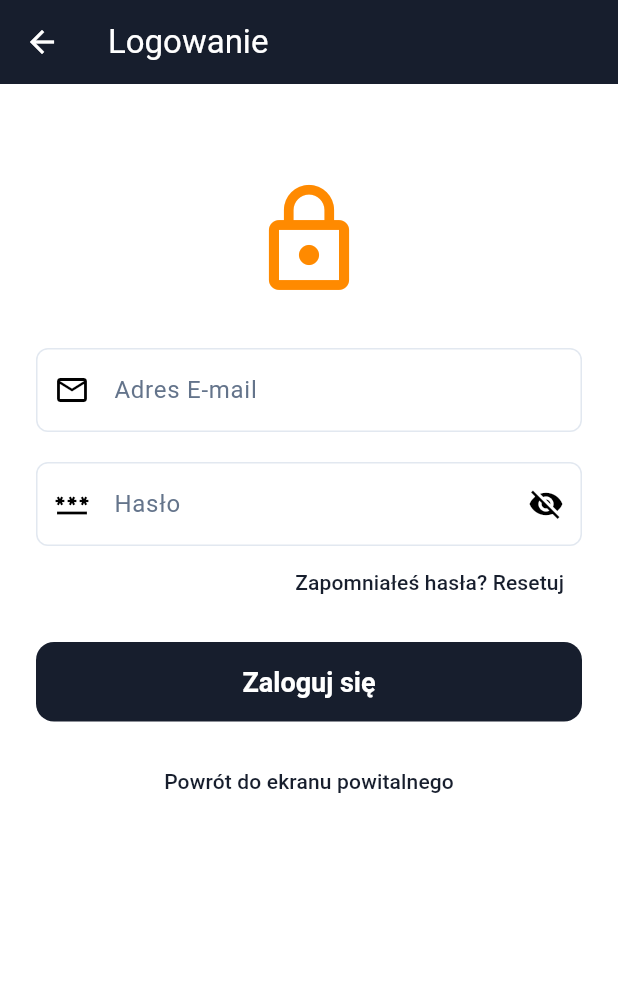
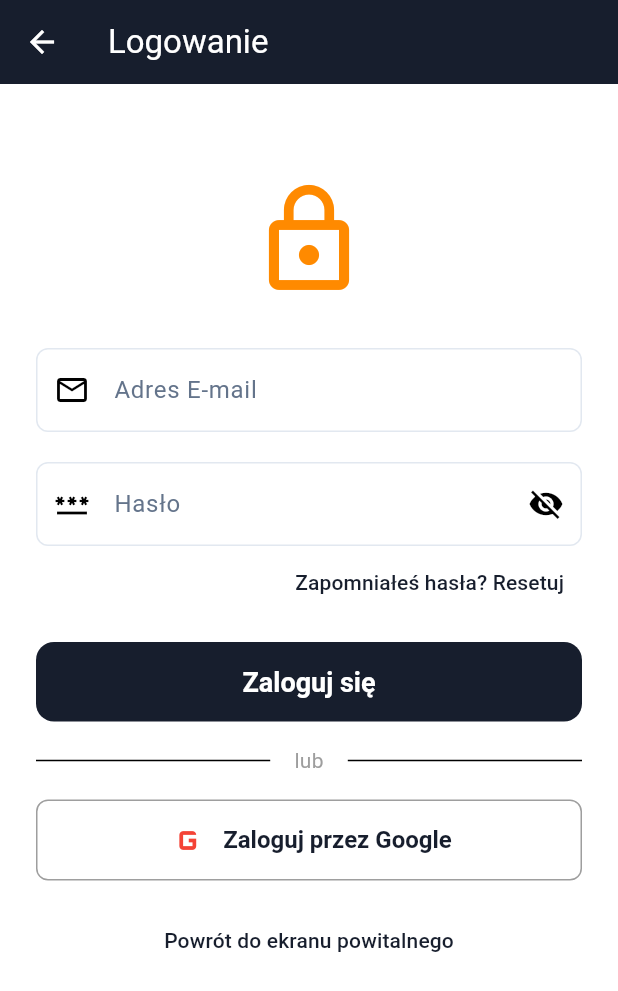
Before and after one commit to kamilpasierski/relay_app, a Flutter app: the screen it shows after launch, after a tap on "Zaloguj się", on a phone screen of 412 x 824 dp. Shown: the top 991 px of the screen. Run offline on Flutter 3.47's test engine with Material 3 defaults, Android fonts, the phone set to English and light mode, and no system bars; our stand-ins replace firebase_core, firebase_messaging, flutter_local_notifications, flutter_secure_storage, google_sign_in, shared_preferences; missing offline and left inert: mobile_scanner; accounts and stored records are empty; generated files the repository leaves out were written again; network calls fail.

Commit message:
fix(auth): update authentication flow and login UI layers

```diff
--- a/lib/features/authentication/presentation/screens/login_screen.dart
+++ b/lib/features/authentication/presentation/screens/login_screen.dart
@@ -85,6 +85,30 @@ class _LoginScreenState extends State<LoginScreen> {
     }
   }
 
+  Future<void> _handleGoogleSignIn() async {
+    setState(() => _isLoading = true);
+
+    try {
+      final bool success = await AuthService().signInWithGoogle();
+
+      if (success) {
+        if (!mounted) return;
+        debugPrint('Zalogowano pomyślnie przez Google OAuth.');
+
+        Navigator.of(context).pushReplacement(
+          MaterialPageRoute(builder: (context) => const HomeScreen()),
+        );
+      } else {
+        _showError('Logowanie Google zostało przerwane lub wystąpił błąd.');
+      }
+    } catch (e) {
+      debugPrint('Wyjątek Google Auth w UI: $e');
+      _showError('Wystąpił nieoczekiwany błąd podczas logowania Google.');
+    } finally {
+      if (mounted) setState(() => _isLoading = false);
+    }
+  }
+
   @override
   Widget build(BuildContext context) {
     return Scaffold(
@@ -146,9 +170,54 @@ class _LoginScreenState extends State<LoginScreen> {
                         color: AppTheme.brandOrange,
                       ),
                     )
-                  : PrimaryButton(
-                      label: 'Zaloguj się',
-                      onPressed: _handleLogin,
+                  : Column(
+                      crossAxisAlignment: CrossAxisAlignment.stretch,
+                      children: [
+                        PrimaryButton(
+                          label: 'Zaloguj się',
+                          onPressed: _handleLogin,
+                        ),
+                        const SizedBox(height: 16),
+
+                        const Row(
+                          children: [
+                            Expanded(child: Divider()),
+                            Padding(
+                              padding: EdgeInsets.symmetric(horizontal: 16.0),
+                              child: Text(
+                                'lub',
+                                style: TextStyle(color: Colors.grey),
+                              ),
+                            ),
+                            Expanded(child: Divider()),
+                          ],
+                        ),
+                        const SizedBox(height: 16),
+
+                        OutlinedButton.icon(
+                          icon: const Icon(
+                            Icons.g_mobiledata,
+                            size: 30,
+                            color: Colors.red,
+                          ),
+                          label: const Text(
+                            'Zaloguj przez Google',
+                            style: TextStyle(
+                              fontSize: 16,
+                              fontWeight: FontWeight.bold,
+                              color: AppTheme.primaryDark,
+                            ),
+                          ),
+                          style: OutlinedButton.styleFrom(
+                            padding: const EdgeInsets.symmetric(vertical: 12),
+                            side: const BorderSide(color: Colors.grey),
+                            shape: RoundedRectangleBorder(
+                              borderRadius: BorderRadius.circular(8),
+                            ),
+                          ),
+                          onPressed: _isLoading ? null : _handleGoogleSignIn,
+                        ),
+                      ],
                     ),
 
               const SizedBox(height: 16),
```
Also changed, not shown: lib/core/services/auth_service.dart (+49 -0 lines).
